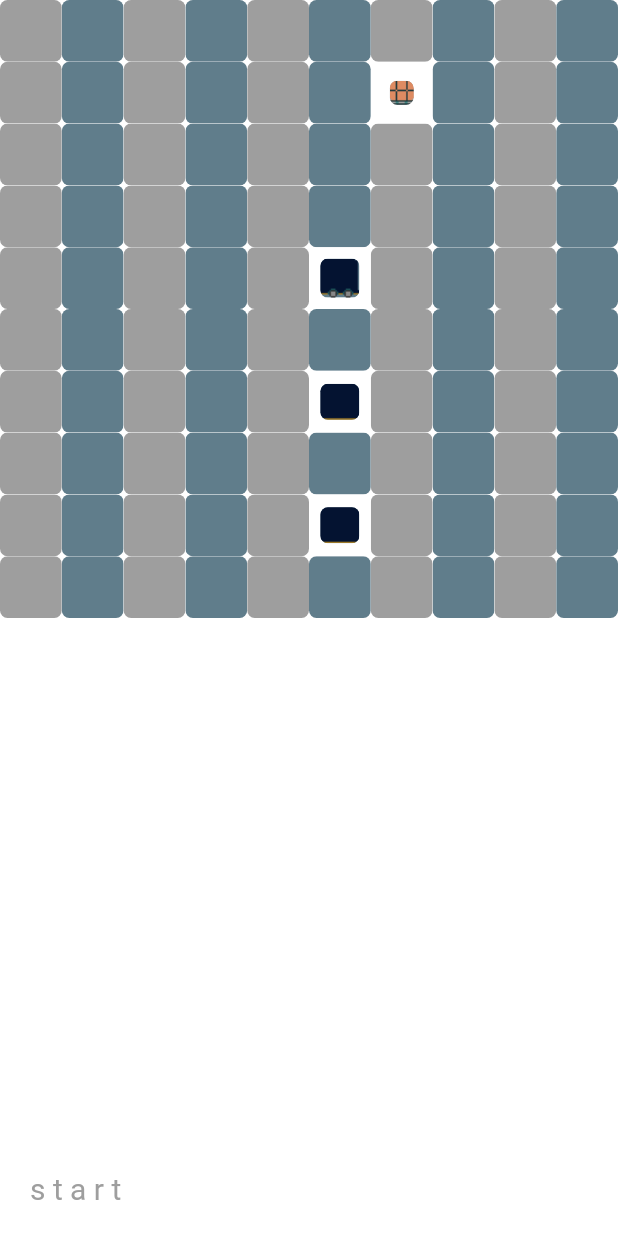
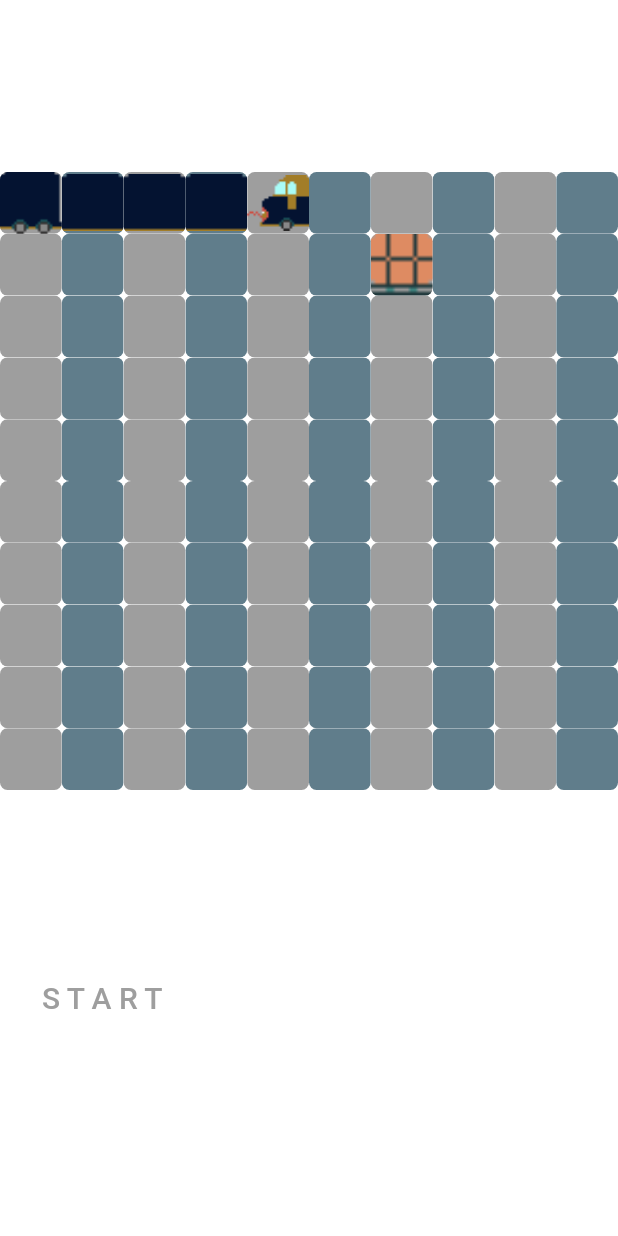
Before and after one commit to MatyasK/snaake, a Flutter app: the screen it shows after launch, on a phone screen of 412 x 824 dp. Run offline on Flutter 3.47's test engine with Material 2 defaults, Android fonts, the phone set to English and light mode, and no system bars.

Commit message:
Version2

```diff
--- /dev/null
+++ b/lib/board.dart
@@ -0,0 +1,94 @@
+import 'package:flutter/material.dart';
+
+class BoardTile extends StatelessWidget {
+  const BoardTile({
+    super.key,
+    required this.isOdd,
+    required this.index,
+    required this.boardTileType,
+  });
+
+  final bool isOdd;
+  final int index;
+  final BoardTileType boardTileType;
+
+  static BoardTile createTile({
+    required List<int> snakePosition,
+    required int index,
+    required int food,
+  }) {
+    if (snakePosition.contains(index)) {
+      // Check if this is the head of snake
+      if (index == snakePosition.last) {
+        return BoardTile(
+          isOdd: index.isOdd,
+          boardTileType: BoardTileType.snakeHead,
+          index: index,
+        );
+      }
+
+      // Check if this is the tail of snake
+      if (index == snakePosition.first) {
+        return BoardTile(
+          isOdd: index.isOdd,
+          boardTileType: BoardTileType.snakeTail,
+          index: index,
+        );
+      }
+
+      return BoardTile(
+        isOdd: index.isOdd,
+        boardTileType: BoardTileType.snakeBody,
+        index: index,
+      );
+    }
+
+    if (index == food) {
+      return BoardTile(
+        isOdd: index.isOdd,
+        boardTileType: BoardTileType.food,
+        index: index,
+      );
+    }
+    return BoardTile(
+      isOdd: index.isOdd,
+      boardTileType: BoardTileType.empty,
+      index: index,
+    );
+  }
+
+  @override
+  Widget build(BuildContext context) {
+    return Center(
+      child: ClipRRect(
+        borderRadius: BorderRadius.circular(5),
+        child: Container(
+          color: isOdd ? Colors.blueGrey : Colors.grey,
+          child: boardTileType.isElement
+              ? Image.asset(
+                  boardTileType.assetPath,
+                  height: 100,
+                  width: 100,
+                  fit: BoxFit.contain,
+                )
+              : const SizedBox(
+                  height: 100,
+                  width: 100,
+                ),
+        ),
+      ),
+    );
+  }
+}
+
+enum BoardTileType {
+  empty(false, ''),
+  snakeHead(true, 'assets/front.png'),
+  snakeBody(true, 'assets/body.png'),
+  snakeTail(true, 'assets/tail.png'),
+  food(true, 'assets/pallet.png');
+
+  final bool isElement;
+  final String assetPath;
+  const BoardTileType(this.isElement, this.assetPath);
+}
--- a/lib/main.dart
+++ b/lib/main.dart
@@ -1,60 +1,24 @@
-// import 'package:flutter/material.dart';
 import 'dart:async';
 import 'dart:math';
 
 import 'package:flutter/material.dart';
+import 'package:snaake/snake.dart';
+import 'package:snaake/start_game_button.dart';
+import 'package:snaake/utils/consts.dart';
 
-void main() => runApp(MyApp());
+import 'board.dart';
 
-enum SnakeDirection {
-  up,
-  down,
-  left,
-  right,
-}
-
-enum BoardTileType {
-  empty,
-  snakeHead,
-  snakeBody,
-  snakeTail,
-  food,
-}
-
-extension BoardTileBody on BoardTileType {
-  bool get isSnake =>
-      this == BoardTileType.snakeHead ||
-      this == BoardTileType.snakeBody ||
-      this == BoardTileType.snakeTail ||
-      this == BoardTileType.food;
-
-  String get bodyPartAssetUrl {
-    switch (this) {
-      case BoardTileType.snakeHead:
-        return 'assets/front.png';
-      case BoardTileType.snakeBody:
-        return 'assets/body.png';
-      case BoardTileType.snakeTail:
-        return 'assets/tail.png';
-      case BoardTileType.food:
-        return 'assets/pallet.png';
-      default:
-        return '';
-    }
-  }
-}
-
-extension SnakeDirectionText on SnakeDirection {
-  bool get isDown => this == SnakeDirection.down;
-  bool get isUp => this == SnakeDirection.up;
-  bool get isLeft => this == SnakeDirection.left;
-  bool get isRight => this == SnakeDirection.right;
+void main() {
+  WidgetsFlutterBinding.ensureInitialized();
+  runApp(const MyApp());
 }
 
 class MyApp extends StatelessWidget {
+  const MyApp({super.key});
+
   @override
   Widget build(BuildContext context) {
-    return MaterialApp(
+    return const MaterialApp(
       debugShowCheckedModeBanner: false,
       home: HomePage(),
     );
@@ -62,28 +26,28 @@ class MyApp extends StatelessWidget {
 }
 
 class HomePage extends StatefulWidget {
+  const HomePage({super.key});
+
   @override
-  _HomePageState createState() => _HomePageState();
+  State<HomePage> createState() => _HomePageState();
 }
 
 class _HomePageState extends State<HomePage> {
-  static List<int> snakePosition = [45, 65, 85, 105, 125];
-  static int numberOfSquares = 100;
-  int numberInRow = 10;
+  static List<int> snakePosition = [0, 1, 2, 3, 4];
+  static final randomNumber = Random();
+  SnakeDirection direction = SnakeDirection.right;
+
   bool gameHasStarted = false;
 
-  static var randomNumber = Random();
-  int food = randomNumber.nextInt(numberOfSquares - 1);
+  int food = randomNumber.nextInt(Consts.numberOfSquares - 1);
 
   void generateNewFood() {
-    food = randomNumber.nextInt(numberOfSquares - 1);
+    food = randomNumber.nextInt(Consts.numberOfSquares - 1);
   }
 
   void startGame() {
     gameHasStarted = true;
-    snakePosition = [45, 65, 85, 105, 125];
-    const duration = Duration(milliseconds: 150);
-    Timer.periodic(duration, (Timer timer) {
+    Timer.periodic(const Duration(milliseconds: 150), (timer) {
       updateSnake();
       if (gameOver()) {
         timer.cancel();
@@ -92,36 +56,37 @@ class _HomePageState extends State<HomePage> {
     });
   }
 
-  SnakeDirection direction = SnakeDirection.down;
   void updateSnake() {
     setState(() {
-      if (direction.isDown) {
-        if (snakePosition.last > numberOfSquares - numberInRow) {
-          snakePosition.add(snakePosition.last + numberInRow - numberOfSquares);
+      if (direction == SnakeDirection.down) {
+        if (snakePosition.last > Consts.numberOfSquares - Consts.rowCount) {
+          snakePosition.add(
+              snakePosition.last + Consts.rowCount - Consts.numberOfSquares);
         } else {
-          snakePosition.add(snakePosition.last + numberInRow);
+          snakePosition.add(snakePosition.last + Consts.rowCount);
         }
       }
 
       if (direction.isUp) {
-        if (snakePosition.last < numberInRow) {
-          snakePosition.add(snakePosition.last - numberInRow + numberOfSquares);
+        if (snakePosition.last < Consts.rowCount) {
+          snakePosition.add(
+              snakePosition.last - Consts.rowCount + Consts.numberOfSquares);
         } else {
-          snakePosition.add(snakePosition.last - numberInRow);
+          snakePosition.add(snakePosition.last - Consts.rowCount);
         }
       }
 
       if (direction.isLeft) {
-        if (snakePosition.last % numberInRow == 0) {
-          snakePosition.add(snakePosition.last - 1 + numberInRow);
+        if (snakePosition.last % Consts.rowCount == 0) {
+          snakePosition.add(snakePosition.last - 1 + Consts.rowCount);
         } else {
           snakePosition.add(snakePosition.last - 1);
         }
       }
 
       if (direction.isRight) {
-        if ((snakePosition.last + 1) % numberInRow == 0) {
-          snakePosition.add(snakePosition.last + 1 - numberInRow);
+        if ((snakePosition.last + 1) % Consts.rowCount == 0) {
+          snakePosition.add(snakePosition.last + 1 - Consts.rowCount);
         } else {
           snakePosition.add(snakePosition.last + 1);
         }
@@ -150,6 +115,7 @@ class _HomePageState extends State<HomePage> {
     return false;
   }
 
+
   void _showGameOverScreen() {
     showDialog(
         context: context,
@@ -157,7 +123,7 @@ class _HomePageState extends State<HomePage> {
           return AlertDialog(
             title: const Text('GAME OVER'),
             content: Text('You\'re score: ${snakePosition.length}'),
-            actions: <Widget>[
+            actions: [
               ElevatedButton(
                 child: const Text('Play Again'),
                 onPressed: () {
@@ -173,14 +139,13 @@ class _HomePageState extends State<HomePage> {
   @override
   Widget build(BuildContext context) {
     return Scaffold(
-      //appBar: AppBar(),
       backgroundColor: Colors.white,
-      body: Center(
-        child: SizedBox(
-          width: double.infinity,
+      body: SafeArea(
+        child: Center(
           child: Column(
-            children: <Widget>[
-              Expanded(
+            mainAxisAlignment: MainAxisAlignment.spaceEvenly,
+            children: [
+              Flexible(
                 child: GestureDetector(
                   onVerticalDragUpdate: (details) {
                     if (!direction.isUp && details.delta.dy > 0) {
@@ -197,68 +162,22 @@ class _HomePageState extends State<HomePage> {
                     }
                   },
                   child: GridView.builder(
-                      physics: const NeverScrollableScrollPhysics(),
-                      itemCount: numberOfSquares,
-                      gridDelegate: SliverGridDelegateWithFixedCrossAxisCount(
-                          crossAxisCount: numberInRow),
-                      itemBuilder: (BuildContext context, int index) {
-                        if (snakePosition.contains(index)) {
-                          // Check if this is the head of snake
-                          if (index == snakePosition.last) {
-                            return BoardTile(
-                              isOdd: index.isOdd,
-                              boardTileType: BoardTileType.snakeHead,
-                            );
-                          }
-
-                          // Check if this is the tail of snake
-                          if (index == snakePosition.first) {
-                            return BoardTile(
-                              isOdd: index.isOdd,
-                              boardTileType: BoardTileType.snakeTail,
-                            );
-                          }
-
-                          return BoardTile(
-                            isOdd: index.isOdd,
-                            boardTileType: BoardTileType.snakeBody,
-                          );
-                        }
-
-                        if (index == food) {
-                          return BoardTile(
-                            isOdd: index.isOdd,
-                            boardTileType: BoardTileType.food,
-                          );
-                        } else {
-                          return BoardTile(
-                            isOdd: index.isOdd,
-                            boardTileType: BoardTileType.empty,
-                          );
-                        }
-                      }),
+                    shrinkWrap: true,
+                    physics: const NeverScrollableScrollPhysics(),
+                    itemCount: Consts.numberOfSquares,
+                    gridDelegate:
+                        const SliverGridDelegateWithFixedCrossAxisCount(
+                      crossAxisCount: Consts.rowCount,
+                    ),
+                    itemBuilder: (context, index) => BoardTile.createTile(
+                      snakePosition: snakePosition,
+                      index: index,
+                      food: food
+                    ),
+                  ),
                 ),
               ),
-              Padding(
-                padding: const EdgeInsets.only(
-                    bottom: 20.0, left: 20.0, right: 20.0),
-                child: Row(
-                  mainAxisAlignment: MainAxisAlignment.spaceBetween,
-                  children: <Widget>[
-                    GestureDetector(
-                      onTap: () {
-                        if (gameHasStarted == false) {
-                          startGame();
-                        }
-                      },
-                      child: const Text(
-                        's t a r t',
-                        style: TextStyle(color: Colors.grey, fontSize: 20),
-                      ),
-                    ),
-                  ],
-                ),
-              )
+              StartGameButton(onPress: (!gameHasStarted) ? startGame : () {})
             ],
           ),
         ),
@@ -266,28 +185,3 @@ class _HomePageState extends State<HomePage> {
     );
   }
 }
-
-class BoardTile extends StatelessWidget {
-  const BoardTile({
-    Key? key,
-    required this.isOdd,
-    required this.boardTileType,
-  }) : super(key: key);
-
-  final bool isOdd;
-  final BoardTileType boardTileType;
-
-  @override
-  Widget build(BuildContext context) {
-    return Center(
-      child: ClipRRect(
-        borderRadius: BorderRadius.circular(5),
-        child: Container(
-            color: isOdd ? Colors.blueGrey : Colors.grey,
-            child: boardTileType.isSnake
-                ? Image(image: AssetImage(boardTileType.bodyPartAssetUrl))
-                : null),
-      ),
-    );
-  }
-}
--- /dev/null
+++ b/lib/snake.dart
@@ -0,0 +1,13 @@
+enum SnakeDirection {
+  up,
+  down,
+  left,
+  right,
+}
+
+extension SnakeDirectionText on SnakeDirection {
+  bool get isDown => this == SnakeDirection.down;
+  bool get isUp => this == SnakeDirection.up;
+  bool get isLeft => this == SnakeDirection.left;
+  bool get isRight => this == SnakeDirection.right;
+}
--- /dev/null
+++ b/lib/start_game_button.dart
@@ -0,0 +1,27 @@
+import 'package:flutter/material.dart';
+
+class StartGameButton extends StatelessWidget {
+  final VoidCallback onPress;
+  const StartGameButton({super.key, required this.onPress});
+
+  @override
+  Widget build(BuildContext context) {
+    return Padding(
+      padding: const EdgeInsets.symmetric(horizontal: 20).copyWith(
+        bottom: 20,
+      ),
+      child: Row(
+        mainAxisAlignment: MainAxisAlignment.spaceBetween,
+        children: [
+          TextButton(
+            child: const Text(
+              'S T A R T',
+              style: TextStyle(color: Colors.grey, fontSize: 20),
+            ),
+            onPressed: () => onPress(),
+          ),
+        ],
+      ),
+    );
+  }
+}
--- /dev/null
+++ b/lib/utils/consts.dart
@@ -0,0 +1,6 @@
+class Consts {
+  static const int numberOfSquares = 100;
+  static const int rowCount = 10;
+  static const int columnCount = 10;
+
+}
```
